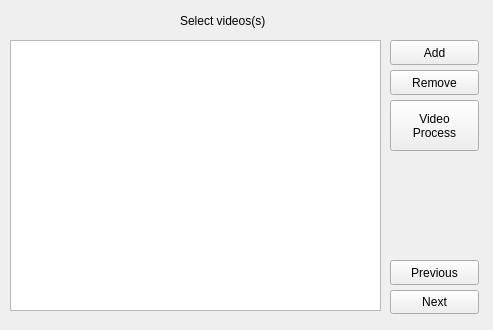
First picture: the form in pages/UIs/wizard3.ui, repository mojtaba1989/ads_app, before the edit.
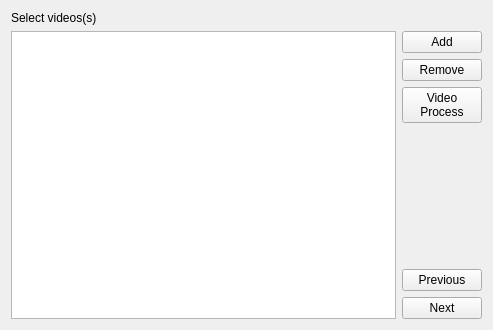
Second picture: the form after the edit.

```diff
--- a/pages/UIs/wizard3.ui
+++ b/pages/UIs/wizard3.ui
@@ -13,95 +13,75 @@
   <property name="windowTitle">
    <string>Create *.DADS File Wizard (2/x)</string>
   </property>
+  <layout class="QVBoxLayout" name="verticalLayout_2">
+   <item>
   <widget class="QLabel" name="label">
-   <property name="geometry">
-    <rect>
-     <x>180</x>
-     <y>10</y>
-     <width>141</width>
-     <height>21</height>
-    </rect>
-   </property>
    <property name="text">
     <string>Select videos(s)</string>
    </property>
   </widget>
-  <widget class="QPushButton" name="nextB">
-   <property name="geometry">
-    <rect>
-     <x>390</x>
-     <y>290</y>
-     <width>89</width>
-     <height>24</height>
-    </rect>
-   </property>
-   <property name="text">
-    <string>Next</string>
-   </property>
-  </widget>
-  <widget class="QPushButton" name="previousB">
-   <property name="geometry">
-    <rect>
-     <x>390</x>
-     <y>260</y>
-     <width>89</width>
-     <height>25</height>
-    </rect>
-   </property>
-   <property name="text">
-    <string>Previous</string>
-   </property>
-  </widget>
+   </item>
+   <item>
+    <layout class="QHBoxLayout" name="horizontalLayout">
+     <item>
+      <widget class="QListWidget" name="videoList"/>
+     </item>
+     <item>
+      <layout class="QVBoxLayout" name="verticalLayout">
+       <item>
   <widget class="QPushButton" name="addB">
-   <property name="geometry">
-    <rect>
-     <x>390</x>
-     <y>40</y>
-     <width>89</width>
-     <height>25</height>
-    </rect>
-   </property>
    <property name="text">
     <string>Add</string>
    </property>
   </widget>
+       </item>
+       <item>
   <widget class="QPushButton" name="removeB">
-   <property name="geometry">
-    <rect>
-     <x>390</x>
-     <y>70</y>
-     <width>89</width>
-     <height>25</height>
-    </rect>
-   </property>
    <property name="text">
     <string>Remove</string>
    </property>
   </widget>
+       </item>
+       <item>
   <widget class="QPushButton" name="processB">
-   <property name="geometry">
-    <rect>
-     <x>390</x>
-     <y>100</y>
-     <width>89</width>
-     <height>51</height>
-    </rect>
-   </property>
    <property name="text">
     <string>Video
 Process</string>
    </property>
   </widget>
-  <widget class="QListWidget" name="videoList">
-   <property name="geometry">
-    <rect>
-     <x>10</x>
-     <y>40</y>
-     <width>371</width>
-     <height>271</height>
-    </rect>
-   </property>
-  </widget>
+       </item>
+       <item>
+        <spacer name="verticalSpacer">
+         <property name="orientation">
+          <enum>Qt::Vertical</enum>
+         </property>
+         <property name="sizeHint" stdset="0">
+          <size>
+           <width>20</width>
+           <height>40</height>
+          </size>
+         </property>
+        </spacer>
+       </item>
+       <item>
+        <widget class="QPushButton" name="previousB">
+         <property name="text">
+          <string>Previous</string>
+         </property>
+        </widget>
+       </item>
+       <item>
+        <widget class="QPushButton" name="nextB">
+         <property name="text">
+          <string>Next</string>
+         </property>
+        </widget>
+       </item>
+      </layout>
+     </item>
+    </layout>
+   </item>
+  </layout>
  </widget>
  <resources/>
  <connections/>
```
Lines whose indentation alone changed are shown as unchanged.
